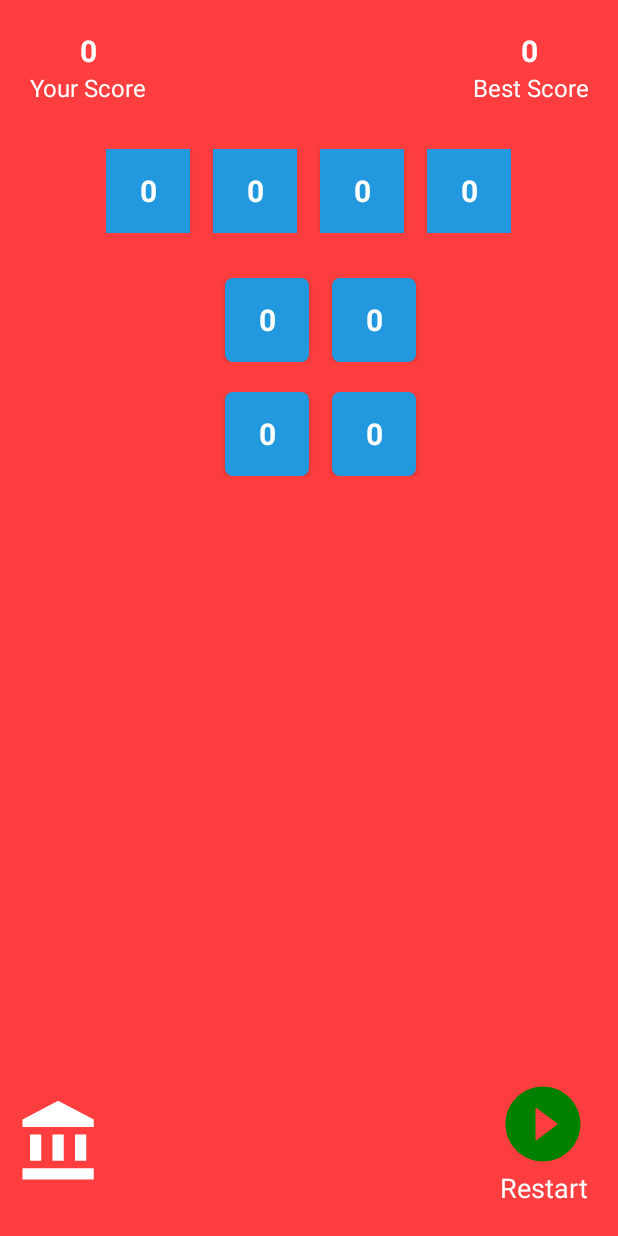
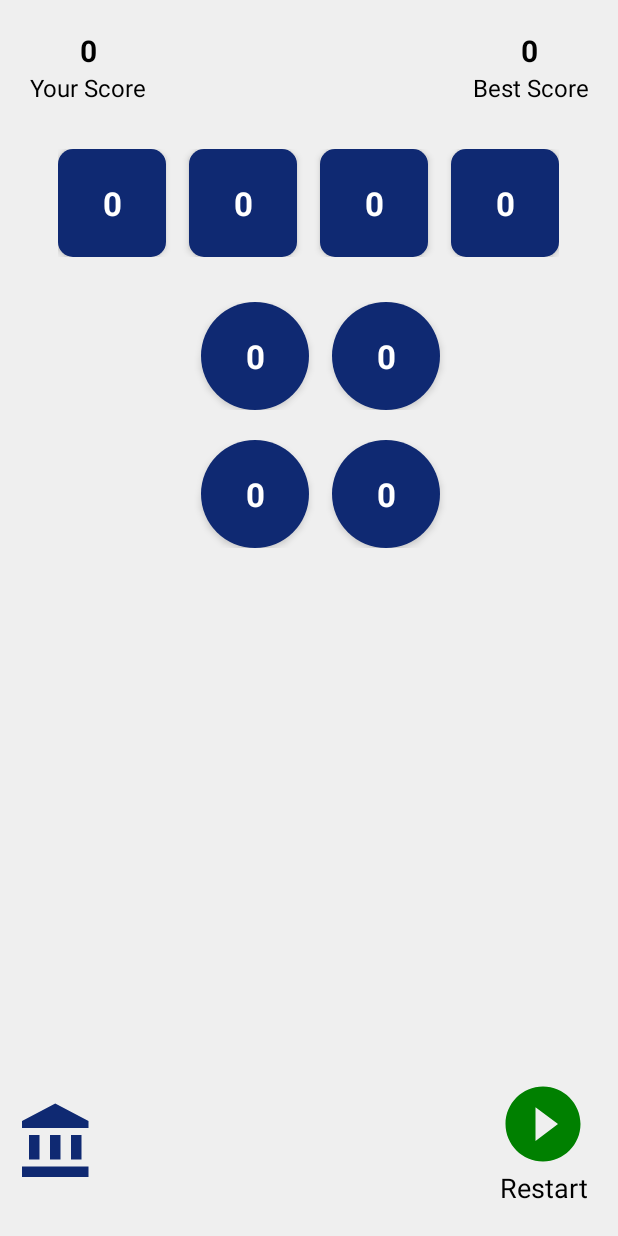
Before and after one commit to Priyanshukod/jumbledwords, an Android app: the layout activity_game.xml on its own in the app's theme, with its tools: preview values and no code run, on a phone screen of 412 x 824 dp. Run offline under Robolectric (Android 15) with nearby library versions, the phone set to English and light mode, and no system bars.

Commit message:
UI has been modified for Game Screen

```diff
--- a/app/src/main/java/com/stupendous/jumbledwords/GameActivity.java
+++ b/app/src/main/java/com/stupendous/jumbledwords/GameActivity.java
@@ -35,7 +35,7 @@ public class GameActivity extends BaseActivity implements View.OnClickListener{
     String correctWordsStr = "";
     int totalWordsCount;
     ImageView iv_isCorrect;
-    volatile long totalTime = 30000;
+    volatile long totalTime = 60000;
     Handler handler;
     Runnable runnableCode;
     ArrayList<String> randomGeneratedIdList = new ArrayList<>();
@@ -269,7 +269,7 @@ public class GameActivity extends BaseActivity implements View.OnClickListener{
         }
         if(correctWordsStr.contains(sb.toString().toUpperCase()) || correctWordsStr.contains(sb.toString().toLowerCase()))
         {
-            totalTime = totalTime + 1000;
+           // totalTime = totalTime + 1000;
             iv_isCorrect.setVisibility(View.VISIBLE);
             iv_isCorrect.setImageDrawable(ContextCompat.getDrawable(GameActivity.this, R.drawable.correct));
             score = score + 1;
--- /dev/null
+++ b/app/src/main/res/drawable/answer_bg.xml
@@ -0,0 +1,11 @@
+<?xml version="1.0" encoding="utf-8"?>
+<selector xmlns:android="http://schemas.android.com/apk/res/android">
+<item>
+        <shape android:shape="rectangle">
+            <solid android:color="@color/blue"/>
+            <corners android:radius="@dimen/radius_10dp"/>
+        </shape>
+
+    </item>
+
+</selector>
--- a/app/src/main/res/drawable/tv_background.xml
+++ b/app/src/main/res/drawable/tv_background.xml
@@ -2,16 +2,16 @@
 <selector xmlns:android="http://schemas.android.com/apk/res/android">
     <item android:state_pressed="true">
 
-        <shape android:shape="rectangle">
+        <shape android:shape="oval">
             <solid android:color="@color/screen_bg"/>
-            <corners android:radius="5dp"/>
+            <corners android:radius="@dimen/tv_dimensions_half"/>
         </shape>
     </item>
     <item>
 
-        <shape android:shape="rectangle">
+        <shape android:shape="oval">
             <solid android:color="@color/blue"/>
-            <corners android:radius="5dp"/>
+            <corners android:radius="@dimen/tv_dimensions_half"/>
         </shape>
 
     </item>
--- a/app/src/main/res/layout/activity_game.xml
+++ b/app/src/main/res/layout/activity_game.xml
@@ -4,7 +4,7 @@
     android:layout_width="match_parent"
     android:layout_height="match_parent"
     xmlns:ads="http://schemas.android.com/apk/res-auto"
-    android:background="#ddff2222">
+    android:background="@color/creamy_white">
 
     <com.google.android.gms.ads.AdView
         android:id="@+id/adView"
@@ -38,7 +38,7 @@
                 android:id="@+id/tv_currentScore"
                 android:layout_width="wrap_content"
                 android:layout_height="wrap_content"
-                android:textColor="#fff"
+                android:textColor="@color/black"
                 android:textStyle="bold"
                 android:textSize="20sp"
                 android:layout_below="@+id/iv_startGame"
@@ -51,8 +51,7 @@
 
                 android:layout_width="wrap_content"
                 android:layout_height="wrap_content"
-                android:textColor="#fff"
-
+                android:textColor="@color/black"
                 android:textSize="16sp"
                 android:layout_below="@+id/iv_startGame"
                 android:layout_centerInParent="true"
@@ -72,7 +71,7 @@
                 android:id="@+id/tv_totalScore"
                 android:layout_width="wrap_content"
                 android:layout_height="wrap_content"
-                android:textColor="#fff"
+                android:textColor="@color/black"
                 android:textStyle="bold"
                 android:textSize="20sp"
                 android:layout_below="@+id/iv_startGame"
@@ -85,8 +84,7 @@
 
                 android:layout_width="wrap_content"
                 android:layout_height="wrap_content"
-                android:textColor="#fff"
-
+                android:textColor="@color/black"
                 android:textSize="16sp"
                 android:layout_below="@+id/iv_startGame"
                 android:layout_centerInParent="true"
@@ -105,16 +103,17 @@
         android:layout_below="@+id/scoreLayout"
         android:gravity="center_horizontal"
         android:orientation="horizontal">
+
         <TextView
             android:id="@+id/txtVw1"
             android:layout_width="@dimen/tv_dimensions"
             android:layout_height="@dimen/tv_dimensions"
+            android:background="@drawable/answer_bg"
+            android:elevation="@dimen/elevation"
+            android:gravity="center"
             android:textColor="#fff"
+            android:textSize="@dimen/textsize_22sp"
             android:textStyle="bold"
-            android:textSize="20sp"
-            android:elevation="@dimen/elevation"
-            android:background="@color/blue"
-            android:gravity="center"
 
             tools:text="0" />
 
@@ -124,9 +123,9 @@
             android:layout_height="@dimen/tv_dimensions"
             android:textColor="#fff"
             android:textStyle="bold"
-            android:textSize="20sp"
+            android:textSize="@dimen/textsize_22sp"
             android:elevation="@dimen/elevation"
-            android:background="@color/blue"
+            android:background="@drawable/answer_bg"
             android:layout_marginLeft="15dp"
             android:gravity="center"
             tools:text="0" />
@@ -137,9 +136,9 @@
             android:layout_height="@dimen/tv_dimensions"
             android:textColor="#fff"
             android:textStyle="bold"
-            android:textSize="20sp"
+            android:textSize="@dimen/textsize_22sp"
             android:elevation="@dimen/elevation"
-            android:background="@color/blue"
+            android:background="@drawable/answer_bg"
             android:layout_marginLeft="15dp"
             android:gravity="center"
             tools:text="0" />
@@ -150,9 +149,9 @@
             android:layout_height="@dimen/tv_dimensions"
             android:textColor="#fff"
             android:textStyle="bold"
-            android:textSize="20sp"
+            android:textSize="@dimen/textsize_22sp"
             android:elevation="@dimen/elevation"
-            android:background="@color/blue"
+            android:background="@drawable/answer_bg"
             android:layout_marginLeft="15dp"
             android:gravity="center"
             tools:text="0" />
@@ -184,7 +183,7 @@
             android:layout_height="@dimen/tv_dimensions"
             android:textColor="#fff"
             android:textStyle="bold"
-            android:textSize="20sp"
+            android:textSize="@dimen/textsize_22sp"
             android:elevation="@dimen/elevation"
             android:background="@drawable/tv_background"
             android:layout_marginLeft="15dp"
@@ -197,7 +196,7 @@
             android:layout_height="@dimen/tv_dimensions"
             android:textColor="#fff"
             android:textStyle="bold"
-            android:textSize="20sp"
+            android:textSize="@dimen/textsize_22sp"
             android:elevation="@dimen/elevation"
             android:background="@drawable/tv_background"
             android:layout_marginLeft="15dp"
@@ -219,7 +218,7 @@
             android:layout_height="@dimen/tv_dimensions"
             android:textColor="#fff"
             android:textStyle="bold"
-            android:textSize="20sp"
+            android:textSize="@dimen/textsize_22sp"
             android:elevation="@dimen/elevation"
             android:background="@drawable/tv_background"
             android:layout_marginLeft="15dp"
@@ -232,7 +231,7 @@
             android:layout_height="@dimen/tv_dimensions"
             android:textColor="#fff"
             android:textStyle="bold"
-            android:textSize="20sp"
+            android:textSize="@dimen/textsize_22sp"
             android:elevation="@dimen/elevation"
             android:background="@drawable/tv_background"
             android:layout_marginLeft="15dp"
@@ -244,7 +243,7 @@
             android:layout_width="match_parent"
             android:layout_height="wrap_content"
             android:gravity="center"
-            android:textColor="#fff"
+            android:textColor="@color/black"
             android:textSize="20sp"
             android:id="@+id/tv_timer"/>
         <ImageView
@@ -267,11 +266,11 @@
 
         <ImageView
             android:id="@+id/iv_quitGame"
-            android:layout_width="60dp"
-            android:layout_height="60dp"
+            android:layout_width="56dp"
+            android:layout_height="56dp"
             android:layout_alignParentLeft="true"
             android:layout_centerVertical="true"
-            android:tint="#ffffff"
+            android:tint="@color/blue"
             android:src="@drawable/home"/>
 
         <LinearLayout
@@ -294,7 +293,7 @@
 
                 android:layout_width="wrap_content"
                 android:layout_height="wrap_content"
-                android:textColor="#fff"
+                android:textColor="@color/black"
                 android:clickable="false"
                 android:textSize="18sp"
                 android:layout_below="@+id/iv_startGame"
--- a/app/src/main/res/values/colors.xml
+++ b/app/src/main/res/values/colors.xml
@@ -3,6 +3,10 @@
     <color name="colorPrimary">#3F51B5</color>
     <color name="colorPrimaryDark">#303F9F</color>
     <color name="colorAccent">#FF4081</color>
-    <color name="blue">#2299de</color>
+    <color name="blue">#0F2972</color>
     <color name="screen_bg">#ddff2222</color>
+    <color name="bg_color">#ddff2222</color>
+    <color name="white">#fff</color>
+    <color name="creamy_white">#efefef</color>
+    <color name="black">#000</color>
 </resources>
--- a/app/src/main/res/values/dimens.xml
+++ b/app/src/main/res/values/dimens.xml
@@ -3,5 +3,8 @@
     <dimen name="activity_horizontal_margin">16dp</dimen>
     <dimen name="activity_vertical_margin">16dp</dimen>
     <dimen name="elevation">3dp</dimen>
-    <dimen name="tv_dimensions">56dp</dimen>
+    <dimen name="tv_dimensions">72dp</dimen>
+    <dimen name="tv_dimensions_half">36dp</dimen>
+    <dimen name="textsize_22sp">22sp</dimen>
+    <dimen name="radius_10dp">10dp</dimen>
 </resources>
```
